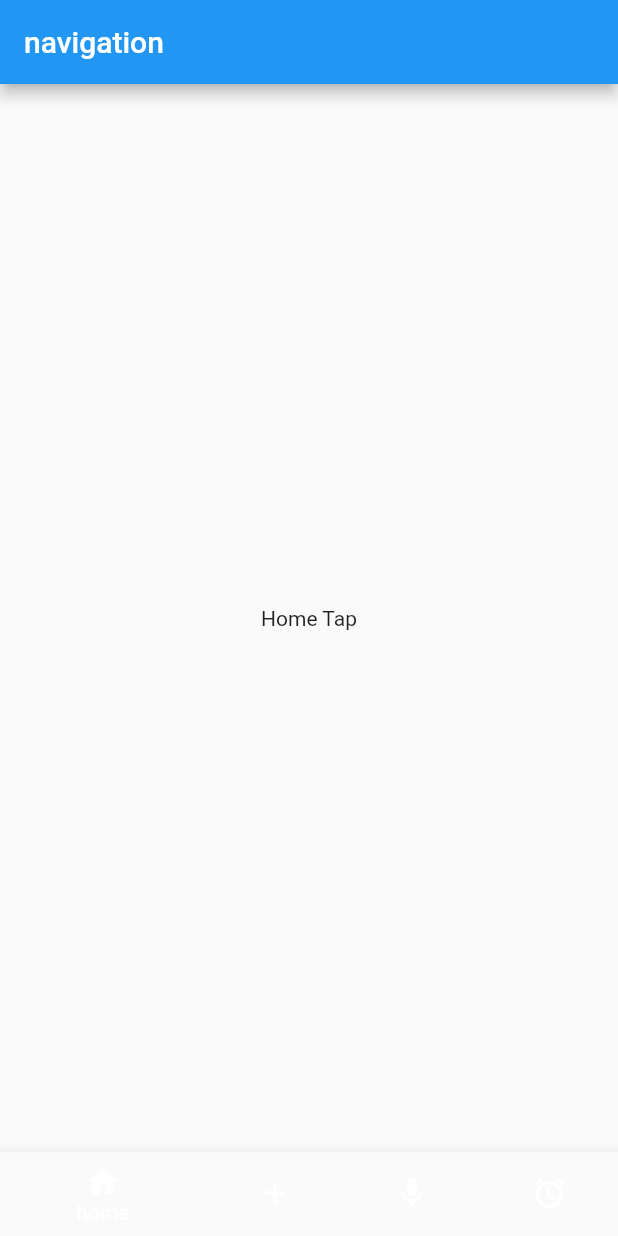
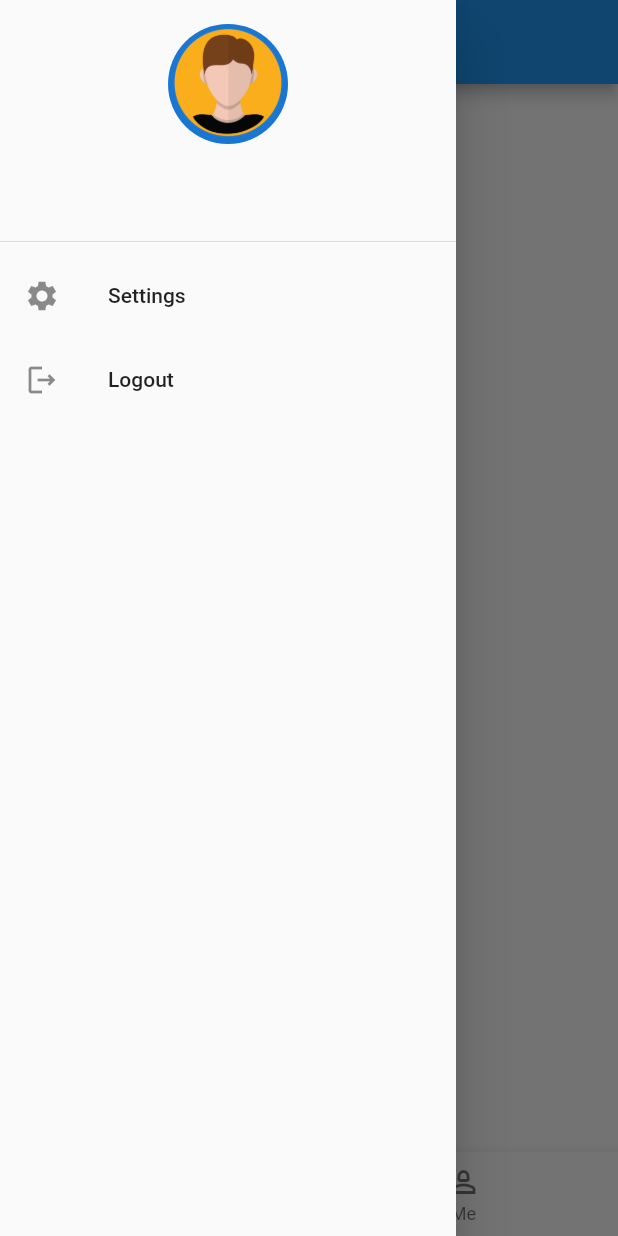
Before and after one commit to eng-mohamed-ibrahem/navigation, a Flutter app: the CustomNavigationBar screen opened directly, with the side drawer open (before the commit the screen has no drawer), on a phone screen of 412 x 824 dp. Run offline on Flutter 3.47's test engine with Material 2 defaults, Android fonts, the phone set to English and light mode, and no system bars.

Commit message:
adding drawer and bottomNavigation bar

```diff
--- a/lib/main.dart
+++ b/lib/main.dart
@@ -1,12 +1,12 @@
 import 'package:flutter/material.dart';
 import 'package:navigation/view/screens/signup.dart';
 
-import 'view/screens/navigation_bar.dart';
+// import 'view/screens/navigation_bar.dart';
 void main(List<String> args) {
   runApp(
     const MaterialApp(
       title: 'Navigation',
-      home: CustomNavigationBar(),
+      home: SignUp(),
     ),
   );
 }
--- a/lib/view/components/card_item.dart
+++ b/lib/view/components/card_item.dart
@@ -1,6 +1,6 @@
 import 'package:flutter/material.dart';
 import 'package:navigation/view/components/customized_text.dart';
-import '../../model/dart_classes/order.dart';
+import '../../model/objects/order.dart';
 
 class CardItem extends StatelessWidget {
   final Order order;
--- /dev/null
+++ b/lib/view/components/custom_drawer.dart
@@ -0,0 +1,75 @@
+import 'package:flutter/material.dart';
+import 'package:navigation/view/screens/signup.dart';
+
+class CustomDrawer extends StatelessWidget {
+  final String? data;
+  const CustomDrawer({super.key, this.data});
+
+  @override
+  Widget build(BuildContext context) {
+    return Drawer(
+      child: ListView(
+        padding: EdgeInsets.zero,
+        children: [
+          DrawerHeader(
+            child: Column(
+              children: [
+                CircleAvatar(
+                  maxRadius: 40,
+                  child: Image.asset('assets/images/profile.png'),
+                ),
+                const SizedBox(
+                  height: 10,
+                ),
+                Text(data ?? '')
+              ],
+            ),
+          ),
+          ListTile(
+            leading: const Icon(Icons.settings),
+            title: const Text('Settings'),
+            //when drawer is opened, flutter adds it to navigation stack(MatrialPageRoute)
+            onTap: () {
+              Navigator.pop(context);
+              // navigate to screen
+            },
+          ),
+          ListTile(
+              leading: const Icon(Icons.logout_outlined),
+              title: const Text('Logout'),
+              onTap: () {
+                // Navigator.pop(context);
+
+                showDialog(
+                    context: context,
+                    builder: (context) {
+                      return AlertDialog(
+                        shape: RoundedRectangleBorder(
+                          borderRadius: BorderRadius.circular(20),
+                        ),
+                        title: const Text('Log Out'),
+                        content: const Text('Are you sure to logout ?'),
+                        actions: [
+                          ElevatedButton(
+                              onPressed: () => Navigator.pop(context),
+                              child: const Text('Cancel')),
+                          ElevatedButton(
+                            onPressed: () {
+                              Navigator.pushAndRemoveUntil(
+                                  context,
+                                  MaterialPageRoute(
+                                    builder: (context) => const SignUp(),
+                                  ),
+                                  (route) => false);
+                            },
+                            child: const Text('OK'),
+                          ),
+                        ],
+                      );
+                    });
+              }),
+        ],
+      ),
+    );
+  }
+}
--- a/lib/view/screens/navigation_bar.dart
+++ b/lib/view/screens/navigation_bar.dart
@@ -1,33 +1,40 @@
 import 'package:flutter/material.dart';
+import 'package:navigation/view/components/custom_drawer.dart';
 import 'package:navigation/view/navigation_bar_taps/navigation_profile_tap.dart';
 import '../navigation_bar_taps/navigation_home_tap.dart';
 
+
+
+
 class CustomNavigationBar extends StatefulWidget {
-  const CustomNavigationBar({super.key});
+  final String? email;
+  const CustomNavigationBar({super.key, this.email=''});
 
   @override
   State<CustomNavigationBar> createState() => _MyWidgetState();
 }
 
-List<Widget> taps = [const HomePage(), const NavProfile()];
+class _MyWidgetState extends State<CustomNavigationBar> {
 
-class _MyWidgetState extends State<CustomNavigationBar> {
+
+  List<Widget> taps = [const HomePage(), const NavProfile()];
   int tapIndex = 0;
+
+
   @override
   Widget build(BuildContext context) {
     return Scaffold(
-      appBar: AppBar(
-        title: const Text('navigation'),
-      ),
+      appBar: AppBar(),
+      drawer:  CustomDrawer(data: widget.email),
       body: taps[tapIndex],
       bottomNavigationBar: BottomNavigationBar(
         items: const [
-          BottomNavigationBarItem(icon: Icon(Icons.home), label: 'home'),
-          BottomNavigationBarItem(icon: Icon(Icons.add), label: 'add'),
-          BottomNavigationBarItem(icon: Icon(Icons.mic), label: 'mic'),
-          BottomNavigationBarItem(icon: Icon(Icons.access_alarms), label: 'alaram'),
+          BottomNavigationBarItem(
+              icon: Icon(Icons.home_outlined), label: "Home"),
+          BottomNavigationBarItem(
+              icon: Icon(Icons.person_2_outlined), label: 'Me')
         ],
-        currentIndex: tapIndex,
+        currentIndex: tapIndex, // to active selected tap in navigationBar
         onTap: (index) {
           setState(() {
             tapIndex = index;
--- a/lib/view/screens/profile.dart
+++ b/lib/view/screens/profile.dart
@@ -1,5 +1,5 @@
 import 'package:flutter/material.dart';
-import 'package:navigation/model/dart_classes/order.dart';
+import 'package:navigation/model/objects/order.dart';
 
 import '../components/card_item.dart';
 
--- a/pubspec.yaml
+++ b/pubspec.yaml
@@ -59,8 +59,8 @@ flutter:
   uses-material-design: true
 
   # To add assets to your application, add an assets section, like this:
-  # assets:
-  #   - images/a_dot_burr.jpeg
+  assets:
+    - assets/images/profile.png
   #   - images/a_dot_ham.jpeg
 
   # An image asset can refer to one or more resolution-specific "variants", see
```
Also changed, not shown: lib/view/screens/signup.dart (+5 -3 lines), assets/images/profile.png (added), lib/model/objects/order.dart (renamed from lib/model/dart_classes/order.dart).
